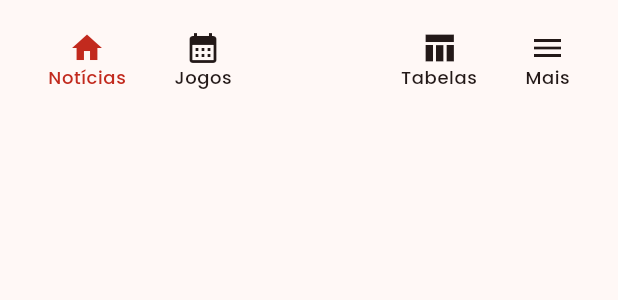
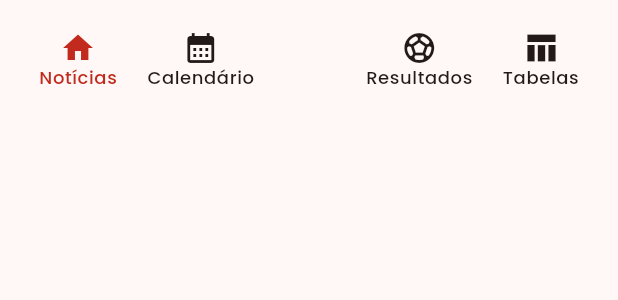
Before and after one commit to joaopegoraro/meu-mengao, a Flutter app: the AppBottomNav widget shown alone on an empty page, opened directly with empty values, on a phone screen of 412 x 824 dp. Shown: the top 300 px of the screen. Run offline on Flutter 3.47's test engine with Material 2 defaults, Android fonts, the phone set to English and light mode, and no system bars; our stand-ins replace cloud_firestore, firebase_auth, firebase_core; accounts and stored records are empty; network calls fail.

Commit message:
melhorei responsividade da bottom nav

```diff
--- a/lib/ui/app/widgets/app_bottom_nav.dart
+++ b/lib/ui/app/widgets/app_bottom_nav.dart
@@ -37,6 +37,7 @@ class AppBottomNav extends StatelessWidget {
               mainAxisAlignment: MainAxisAlignment.start,
               children: [
                 MaterialButton(
+                  padding: const EdgeInsets.symmetric(horizontal: 10),
                   shape: RoundedRectangleBorder(borderRadius: BorderRadius.circular(50)),
                   minWidth: 40,
                   onPressed: () => clicarBotao(_noticiasIndex),
@@ -58,6 +59,7 @@ class AppBottomNav extends StatelessWidget {
                   ),
                 ),
                 MaterialButton(
+                  padding: const EdgeInsets.symmetric(horizontal: 10),
                   shape: RoundedRectangleBorder(borderRadius: BorderRadius.circular(50)),
                   minWidth: 40,
                   onPressed: () => clicarBotao(_jogosIndex),
@@ -69,7 +71,7 @@ class AppBottomNav extends StatelessWidget {
                         color: buttonColor(_jogosIndex),
                       ),
                       Text(
-                        "Jogos",
+                        "Calendário",
                         style: theme.textTheme.bodySmall?.copyWith(
                           color: buttonColor(_jogosIndex),
                           fontWeight: FontWeight.w500,
@@ -84,6 +86,29 @@ class AppBottomNav extends StatelessWidget {
               mainAxisAlignment: MainAxisAlignment.end,
               children: [
                 MaterialButton(
+                  padding: const EdgeInsets.symmetric(horizontal: 10),
+                  shape: RoundedRectangleBorder(borderRadius: BorderRadius.circular(50)),
+                  minWidth: 40,
+                  onPressed: () => clicarBotao(_maisIndex),
+                  child: Column(
+                    mainAxisAlignment: MainAxisAlignment.center,
+                    children: [
+                      Icon(
+                        Icons.sports_soccer,
+                        color: buttonColor(_maisIndex),
+                      ),
+                      Text(
+                        "Resultados",
+                        style: theme.textTheme.bodySmall?.copyWith(
+                          color: buttonColor(_maisIndex),
+                          fontWeight: FontWeight.w500,
+                        ),
+                      ),
+                    ],
+                  ),
+                ),
+                MaterialButton(
+                  padding: const EdgeInsets.symmetric(horizontal: 10),
                   shape: RoundedRectangleBorder(borderRadius: BorderRadius.circular(50)),
                   minWidth: 40,
                   onPressed: () => clicarBotao(_tabelasIndex),
@@ -104,27 +129,6 @@ class AppBottomNav extends StatelessWidget {
                     ],
                   ),
                 ),
-                MaterialButton(
-                  shape: RoundedRectangleBorder(borderRadius: BorderRadius.circular(50)),
-                  minWidth: 40,
-                  onPressed: () => clicarBotao(_maisIndex),
-                  child: Column(
-                    mainAxisAlignment: MainAxisAlignment.center,
-                    children: [
-                      Icon(
-                        Icons.menu,
-                        color: buttonColor(_maisIndex),
-                      ),
-                      Text(
-                        "Mais",
-                        style: theme.textTheme.bodySmall?.copyWith(
-                        color: buttonColor(_maisIndex),
-                              fontWeight: FontWeight.w500,
-                            ),
-                      ),
-                    ],
-                  ),
-                ),
               ],
             ),
           ],
--- a/lib/ui/app/widgets/app_scaffold.dart
+++ b/lib/ui/app/widgets/app_scaffold.dart
@@ -53,7 +53,10 @@ class _AppScaffoldState extends State<AppScaffold> {
       ),
       body: PageView(
         controller: _pagerController,
-        physics: const NeverScrollableScrollPhysics(),
+        //physics: const NeverScrollableScrollPhysics(),
+        onPageChanged: (index) => setState(() {
+          _pageIndex = index;
+        }),
         children: const [
           TelaNoticias(),
           Placeholder(color: Colors.red),
```
Also changed, not shown: lib/ui/noticias/widgets/lista_noticias.dart (+10 -10 lines).
